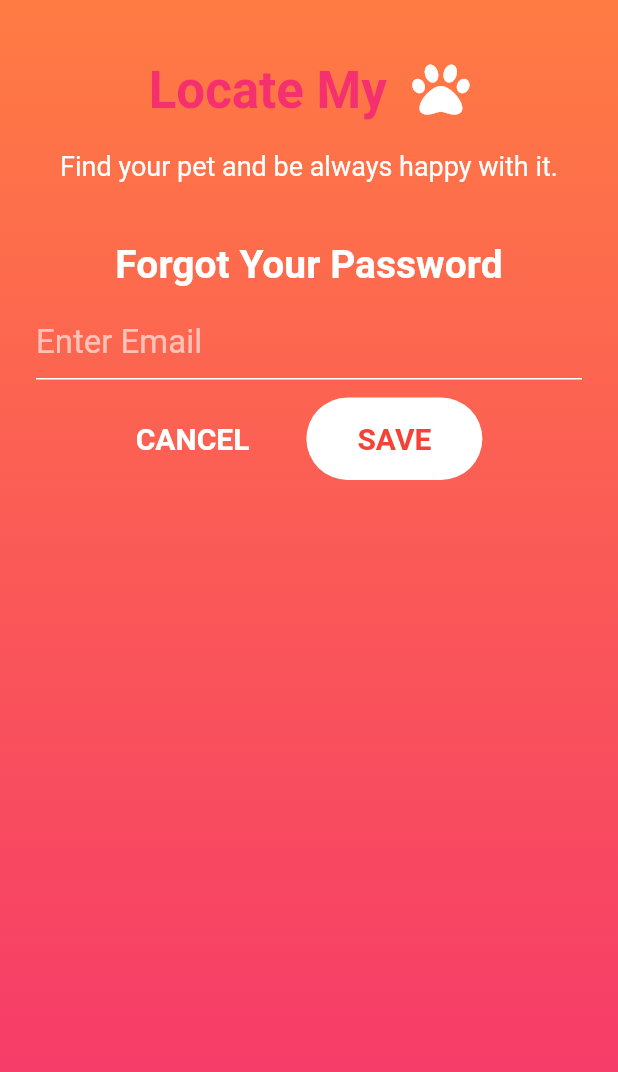
After one commit to larinnim/LocateMyDog, a Flutter app: the screen it shows after launch, swiped to page 4, on a phone screen of 412 x 824 dp. The commit adds this screen. Shown: the top 1072 px of the screen. Run offline on Flutter 3.47's test engine with Material 2 defaults, Android fonts, the phone set to English and light mode, and no system bars; our stand-ins replace firebase_auth, firebase_core, flutter_secure_storage, font_awesome_flutter, google_maps_flutter, local_auth and 1 more; missing offline and left inert: flutter_facebook_login; accounts and stored records are empty.

Commit message:
working on it

```diff
--- /dev/null
+++ b/lib/Screens/Authenticate/ForgotPassword.dart
@@ -0,0 +1,146 @@
+import 'package:firebase_auth/firebase_auth.dart';
+import 'package:flutter/cupertino.dart';
+import 'package:flutter/material.dart';
+import 'package:flutter/semantics.dart';
+import 'package:flutter_facebook_login/flutter_facebook_login.dart';
+import 'package:flutter_maps/Screens/Authenticate/Sign_in_registered.dart';
+import 'package:flutter_maps/Screens/Authenticate/sign_in.dart';
+import 'package:font_awesome_flutter/font_awesome_flutter.dart';
+import 'package:http/http.dart' as http;
+
+class ForgotPassword extends StatefulWidget {
+  // final Function gotoSignUp;
+  final Function gotoSignIn;
+
+  ForgotPassword({this.gotoSignIn});
+
+  @override
+  _ForgotPasswordState createState() => _ForgotPasswordState();
+}
+
+class _ForgotPasswordState extends State<ForgotPassword> {
+  final FirebaseAuth _auth = FirebaseAuth.instance;
+  final formKey = GlobalKey<FormState>();
+  String email;
+  PageController pageController = PageController();
+
+  Future forgotPassword({String email}) async {
+    return _auth.sendPasswordResetEmail(email: email).then((value) {
+      // Navigator.pop(context);
+      showCupertinoDialog(
+          context: context,
+          builder: (context) {
+            return CupertinoAlertDialog(
+              title: Text('A password reset link has been sent to $email'),
+              actions: [
+                CupertinoDialogAction(
+                  child: Text('OK'),
+                  onPressed: () {
+                    // Navigator.pushReplacement(context,
+                    //     MaterialPageRoute(builder: (context) {
+                    //   return SignInRegistered();
+                    // }));
+                    // Navigator.pushNamed(context, '/signin');
+                    Navigator.pop(context);
+                  },
+                )
+              ],
+            );
+          });
+    }).catchError((err) {
+      print(err);
+    });
+  }
+
+  @override
+  Widget build(BuildContext context) {
+    return Form(
+      key: formKey,
+      child: Container(
+        padding: EdgeInsets.symmetric(horizontal: 24.0),
+        child: Column(
+          children: <Widget>[
+            Text('Forgot Your Password',
+                style: TextStyle(
+                    color: Colors.white,
+                    fontSize: 26.0,
+                    fontWeight: FontWeight.w600)),
+            SizedBox(height: 12.0),
+            TextFormField(
+              onChanged: (textValue) {
+                setState(() {
+                  email = textValue;
+                });
+              },
+              validator: (emailValue) {
+                if (emailValue.isEmpty) {
+                  return 'This field is mandatory';
+                }
+
+                // String p =
+                //     r'^(([^<>()[\]\\.,;:\s@\"]+(\.[^<>()[\]\\.,;:\s@\"]+)*)|(\".+\"))@((\[[0-9]{1,3}\.[0-9]{1,3}\.[0-9]{1,3}\.[0-9]{1,3}\])|(([a-zA-Z\-0-9]+\.)+[a-zA-Z]{2,}))$';
+
+                String p =
+                    r"^[a-zA-Z0-9.!#$%&'*+/=?^_`{|}~-]+@[a-zA-Z0-9](?:[a-zA-Z0-9-]"
+                    r"{0,253}[a-zA-Z0-9])?(?:\.[a-zA-Z0-9](?:[a-zA-Z0-9-]"
+                    r"{0,253}[a-zA-Z0-9])?)*$";
+                RegExp regExp = new RegExp(p);
+
+                if (regExp.hasMatch(emailValue)) {
+                  //The email is valid
+                  return null;
+                }
+
+                return 'This is not a valid email';
+              },
+              decoration: InputDecoration(
+                  errorStyle: TextStyle(color: Colors.white),
+                  hintText: 'Enter Email',
+                  hintStyle: TextStyle(color: Colors.white.withOpacity(0.6)),
+                  focusColor: Colors.white,
+                  focusedBorder: UnderlineInputBorder(
+                      borderSide: BorderSide(color: Colors.white)),
+                  enabledBorder: UnderlineInputBorder(
+                      borderSide: BorderSide(color: Colors.white))),
+              style: TextStyle(color: Colors.white, fontSize: 22.0),
+            ),
+            SizedBox(height: 12.0),
+            Row(mainAxisAlignment: MainAxisAlignment.center, children: <Widget>[
+              InkWell(
+                onTap: () {
+                  widget.gotoSignIn();
+                },
+                child: Text(
+                  'CANCEL',
+                  style: TextStyle(
+                      color: Colors.white,
+                      fontSize: 20.0,
+                      fontWeight: FontWeight.bold),
+                ),
+              ),
+              SizedBox(width: 38.0),
+              InkWell(
+                onTap: () {
+                  forgotPassword(email: email);
+                },
+                child: Container(
+                    padding:
+                        EdgeInsets.symmetric(vertical: 16.0, horizontal: 34.0),
+                    decoration: BoxDecoration(
+                        color: Colors.white,
+                        borderRadius: BorderRadius.circular(30.0)),
+                    child: Text(
+                      'SAVE',
+                      style: TextStyle(
+                          color: Colors.red,
+                          fontSize: 20,
+                          fontWeight: FontWeight.bold),
+                    )),
+              )
+            ])
+          ],
+        ),
+      ),
+    );
+  }
+}
--- a/lib/main.dart
+++ b/lib/main.dart
@@ -3,9 +3,14 @@ import 'dart:typed_data';
 import 'package:firebase_core/firebase_core.dart';
 import 'package:flutter/material.dart';
 import 'package:flutter/services.dart';
+import 'package:flutter_maps/Screens/Authenticate/ForgotPassword.dart';
 import 'package:flutter_maps/Screens/Home/wrapper.dart';
 import 'package:google_maps_flutter/google_maps_flutter.dart';
 import 'package:location/location.dart';
+
+import 'Screens/Authenticate/Register.dart';
+import 'Screens/Authenticate/Sign_in_registered.dart';
+import 'Screens/Authenticate/home_sigin_widget.dart';
 
 // void main() => runApp(MyApp());
 
```
Also changed, not shown: lib/Screens/Authenticate/Sign_in_registered.dart (+8 -2 lines), lib/Screens/Authenticate/sign_in.dart (+13 -0 lines).
